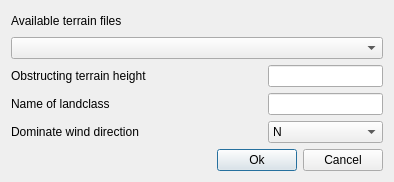
First picture: the form in modules/fetchr_ui.ui, repository Chrismarsh/CRHM-tools, before the edit.
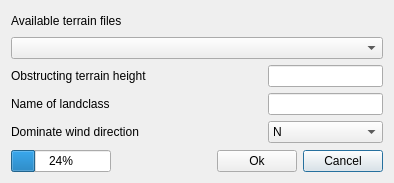
Second picture: the form after the edit.

Commit message: Added progress bar and threading for the modules

The edit to the form file:
```diff
--- a/modules/fetchr_ui.ui
+++ b/modules/fetchr_ui.ui
@@ -7,7 +7,7 @@
     <x>0</x>
     <y>0</y>
     <width>394</width>
-    <height>169</height>
+    <height>183</height>
    </rect>
   </property>
   <property name="windowTitle">
@@ -151,32 +151,48 @@
    </item>
    <item>
     <layout class="QGridLayout" name="gridLayout_2">
-     <item row="0" column="1">
-      <widget class="QPushButton" name="btnOk">
-       <property name="text">
-        <string>Ok</string>
+     <item row="1" column="1">
+      <spacer name="horizontalSpacer_2">
+       <property name="orientation">
+        <enum>Qt::Horizontal</enum>
        </property>
-      </widget>
+       <property name="sizeHint" stdset="0">
+        <size>
+         <width>40</width>
+         <height>20</height>
+        </size>
+       </property>
+      </spacer>
      </item>
-     <item row="0" column="2">
+     <item row="1" column="3">
       <widget class="QPushButton" name="btnCncl">
        <property name="text">
         <string>Cancel</string>
        </property>
       </widget>
      </item>
-     <item row="0" column="0">
-      <spacer name="horizontalSpacer_2">
-       <property name="orientation">
-        <enum>Qt::Horizontal</enum>
+     <item row="1" column="2">
+      <widget class="QPushButton" name="btnOk">
+       <property name="text">
+        <string>Ok</string>
        </property>
-       <property name="sizeHint" stdset="0">
-        <size>
-         <width>40</width>
-         <height>20</height>
-        </size>
+      </widget>
+     </item>
+     <item row="1" column="0">
+      <widget class="QProgressBar" name="progressBar">
+       <property name="enabled">
+        <bool>true</bool>
        </property>
-      </spacer>
+       <property name="value">
+        <number>24</number>
+       </property>
+       <property name="textVisible">
+        <bool>true</bool>
+       </property>
+       <property name="invertedAppearance">
+        <bool>false</bool>
+       </property>
+      </widget>
      </item>
     </layout>
    </item>
```
The commit also changes 13 other files.
